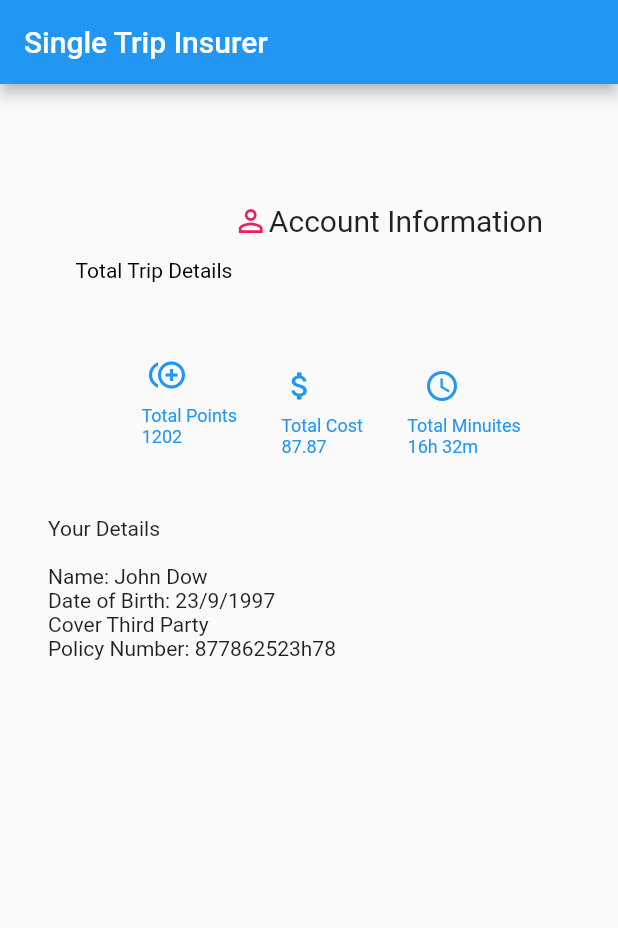
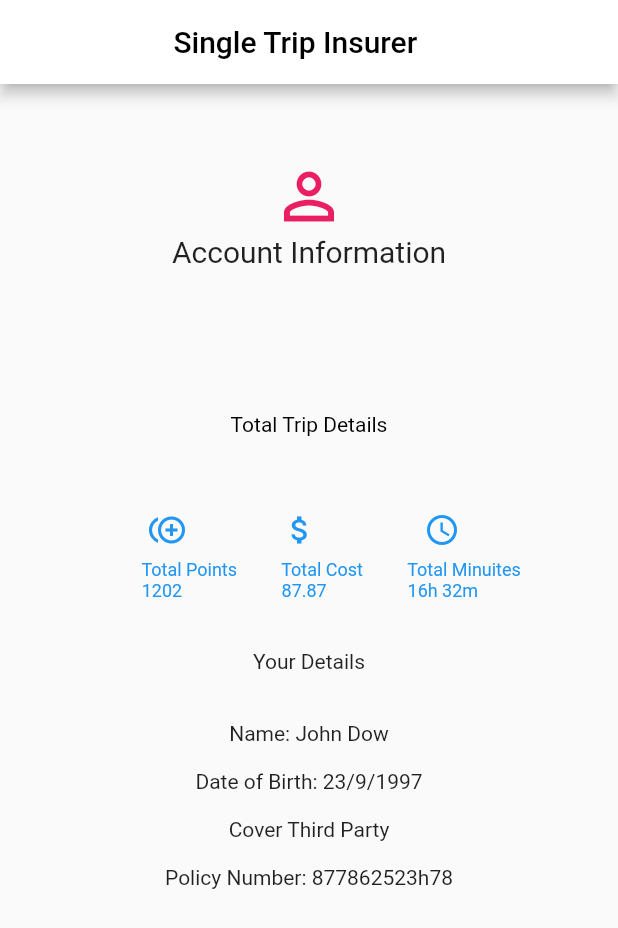
Before and after one commit to aceplay/admiral, a Flutter app: the screen it shows after launch, on a phone screen of 412 x 824 dp. Shown: the top 928 px of the screen. Run offline on Flutter 3.47's test engine with Material 2 defaults, Android fonts, the phone set to English and light mode, and no system bars.

```diff
--- a/lib/main.dart
+++ b/lib/main.dart
@@ -15,8 +15,17 @@ class MyApp extends StatelessWidget {
             child: Column(
               crossAxisAlignment: CrossAxisAlignment.center,
               children: [
+                Icon(
+                  Icons.person_outline,
+                  size: (50.0),
+                  color: Colors.pink,
+                ),
+                Text(
+                  'Account Information',
+                  style: TextStyle(fontSize: 20.0),
+                ),
                 Container(
-                  padding: const EdgeInsets.only(bottom: 50.0),
+                  padding: const EdgeInsets.only(bottom: 80.0),
                   child: Text(
                     '',
                     style: TextStyle(
@@ -25,21 +34,13 @@ class MyApp extends StatelessWidget {
                   ),
                 ),
                 Text(
-                  'Total Trip Details',
+                  '''Total Trip Details''',
                   style: TextStyle(
                     color: Colors.black,
                   ),
                 ),
               ],
             ),
-          ),
-          Icon(
-            Icons.person_outline,
-            color: Colors.pink,
-          ),
-          Text(
-            'Account Information',
-            style: TextStyle(fontSize: 20.0),
           ),
         ],
       ),
@@ -74,8 +75,7 @@ class MyApp extends StatelessWidget {
         children: [
           buildButtonColumn(Icons.control_point_duplicate, '''
           Total Points
-          1202
-          '''),
+          1202'''),
           buildButtonColumn(Icons.attach_money, '''
           Total Cost
           87.87'''),
@@ -92,11 +92,16 @@ class MyApp extends StatelessWidget {
         '''
 Your Details
 
+
 Name: John Dow
+
 Date of Birth: 23/9/1997
+
 Cover Third Party
+
 Policy Number: 877862523h78
         ''',
+        textAlign: TextAlign.center,
         softWrap: true,
       ),
     );
@@ -105,7 +110,9 @@ Policy Number: 877862523h78
       title: 'Admiral Group',
       home: Scaffold(
         appBar: AppBar(
-          title: Text('Single Trip Insurer'),
+          backgroundColor: Colors.white,
+          title: Text('                    Single Trip Insurer',
+              style: TextStyle(color: Colors.black)),
         ),
         body: ListView(
           children: [
```
